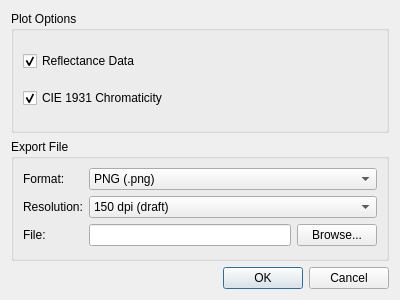
Qt form ui_files/plot_dialog.ui (lizhiwei6661/Masterarbeit) before a commit.
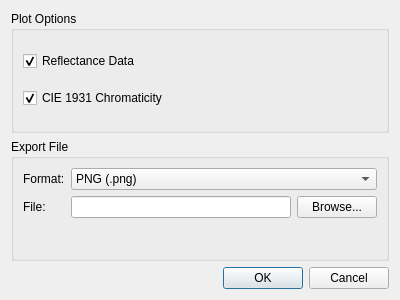
The same form after that commit.

Diff of the .ui file:
```diff
--- a/ui_files/plot_dialog.ui
+++ b/ui_files/plot_dialog.ui
@@ -81,39 +81,13 @@
        </widget>
       </item>
       <item row="1" column="0">
-       <widget class="QLabel" name="label_Plot_DPI">
-        <property name="text">
-         <string>Resolution:</string>
-        </property>
-       </widget>
-      </item>
-      <item row="1" column="1">
-       <widget class="QComboBox" name="comboBox_Plot_Resolution">
-        <item>
-         <property name="text">
-          <string>150 dpi (draft)</string>
-         </property>
-        </item>
-        <item>
-         <property name="text">
-          <string>300 dpi (good)</string>
-         </property>
-        </item>
-        <item>
-         <property name="text">
-          <string>600 dpi (best)</string>
-         </property>
-        </item>
-       </widget>
-      </item>
-      <item row="2" column="0">
        <widget class="QLabel" name="label_Plot_File">
         <property name="text">
          <string>File:</string>
         </property>
        </widget>
       </item>
-      <item row="2" column="1">
+      <item row="1" column="1">
        <layout class="QHBoxLayout" name="horizontalLayout">
         <item>
          <widget class="QLineEdit" name="lineEdit_Plot_File"/>
```
